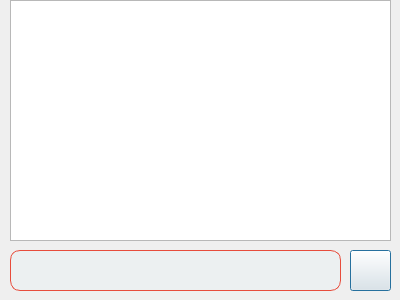
This is forms/fifth.ui in YupiSoftwarePunk/Flirt-Finder as Qt 5 draws it before an edit. The edited form follows.
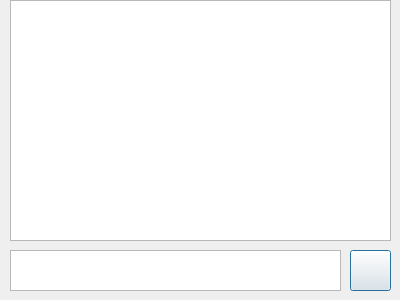
This is the edited form. Icons and pictures are not drawn.

Commit message: Added prototype of design. Need to fix the overlapping of elements on each other in the 1st window, make the text fit into the field in the 2nd window and increase the contrast of colors in the app

Patch:
```diff
--- a/forms/fifth.ui
+++ b/forms/fifth.ui
@@ -14,28 +14,7 @@
    <string>Dialog</string>
   </property>
   <property name="styleSheet">
-   <string notr="true">background-color: #ffffff;
-
-QListWidget {
-    border: 1px solid #e74c3c;
-    border-radius: 5px;
-    background: #ffffff;
-    alternate-background-color: #ecf0f1;
-}
-
-QTextEdit {
-    background: #ecf0f1;
-    border-radius: 10px;
-    padding: 5px;
-    border: 1px solid #e74c3c;
-}
-
-QPushButton[icon] {
-    min-width: 32px;
-    min-height: 32px;
-    background: transparent;
-    border: none;
-}</string>
+   <string notr="true"/>
   </property>
   <widget class="QListWidget" name="listWidget">
    <property name="geometry">
```
The commit also changes 26 other files.
